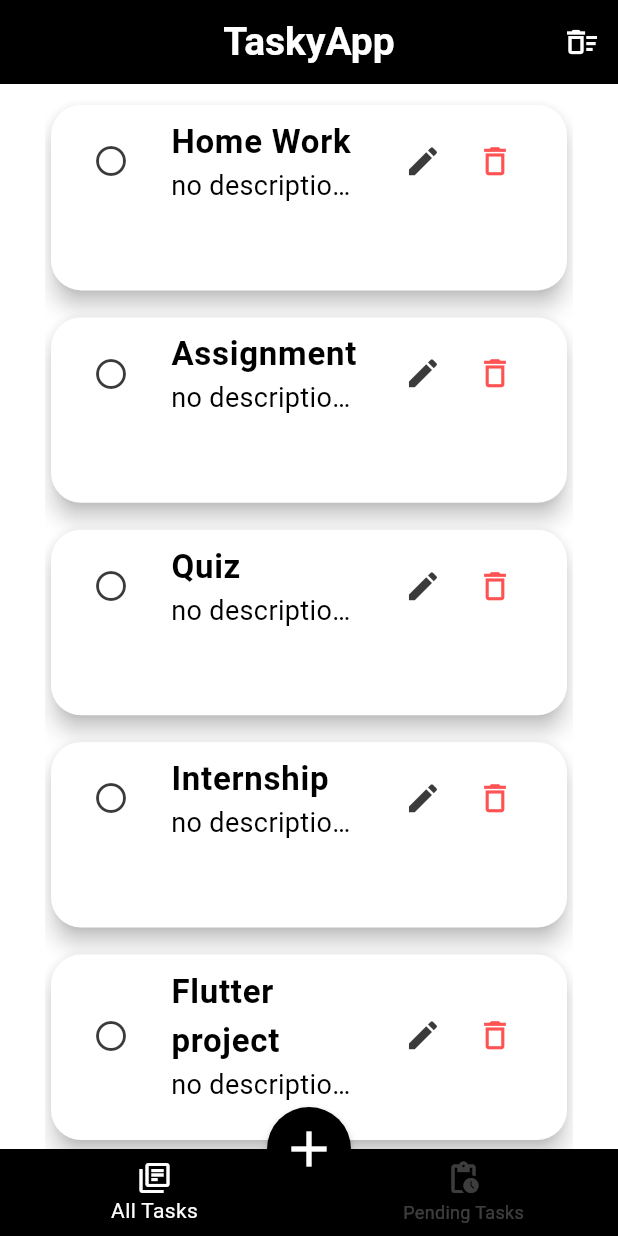
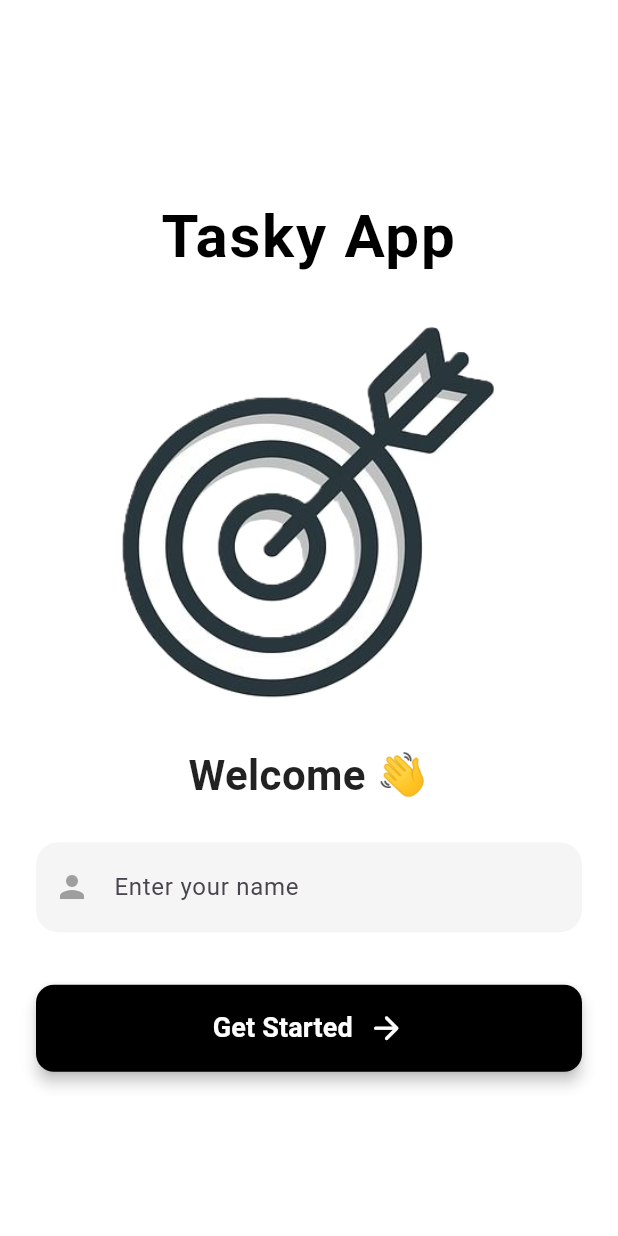
Before and after one commit to klarasameh1/TaskyApp, a Flutter app: the screen it shows after launch, on a phone screen of 412 x 824 dp. Run offline on Flutter 3.47's test engine with Material 3 defaults, Android fonts, the light colour scheme and no system bars.

Commit message:
new page added for welcomming

```diff
--- a/lib/dialogs/TaskDialog.dart
+++ b/lib/dialogs/TaskDialog.dart
@@ -109,7 +109,7 @@ class _TaskDialogState extends State<TaskDialog> {
               onPressed: () {
                 if (nameController.text.trim().isEmpty) {
                   ScaffoldMessenger.of(context).showSnackBar(
-                    const SnackBar(content: Text("Task name is required")),
+                    const SnackBar(content: Text("Task name is required") , duration: Duration(seconds: 5),),
                   );
                   return;
                 }
--- a/lib/main.dart
+++ b/lib/main.dart
@@ -1,3 +1,4 @@
+import 'package:first_app/screens/welcome_page.dart';
 import 'package:flutter/material.dart';
 import 'package:provider/provider.dart';
 import 'providers/TaskProvider.dart';
@@ -22,7 +23,7 @@ class MyApp extends StatelessWidget {
         // fontFamily: 'Outfit',
       ),
       debugShowCheckedModeBanner: false,
-      home: const HomeScreen(),
+      home: const WelcomePage(),
     );
   }
 }
--- a/lib/screens/home_screen.dart
+++ b/lib/screens/home_screen.dart
@@ -6,7 +6,7 @@ import '../dialogs/addDialog.dart';
 import 'allTasks.dart';
 
 class HomeScreen extends StatefulWidget {
-  const HomeScreen({super.key});
+  const HomeScreen({super.key, required String userName});
 
   @override
   State<HomeScreen> createState() => _HomeScreenState();
--- /dev/null
+++ b/lib/screens/welcome_page.dart
@@ -0,0 +1,122 @@
+import 'package:first_app/screens/home_screen.dart';
+import 'package:flutter/material.dart';
+
+class WelcomePage extends StatefulWidget {
+  const WelcomePage({super.key});
+
+  @override
+  State<WelcomePage> createState() => _WelcomePageState();
+}
+
+class _WelcomePageState extends State<WelcomePage> {
+  String userName = '';
+
+  @override
+  Widget build(BuildContext context) {
+    return Scaffold(
+      backgroundColor: Colors.white,
+      body: SafeArea(
+        child: Center(
+          child: SingleChildScrollView(
+            padding: const EdgeInsets.symmetric(horizontal: 24, vertical: 16),
+            child: Column(
+              crossAxisAlignment: CrossAxisAlignment.center,
+              children: [
+                const SizedBox(height: 20),
+
+                /// App Title
+                Text(
+                  "Tasky App",
+                  textAlign: TextAlign.center,
+                  style: TextStyle(
+                    color: Colors.black,
+                    fontWeight: FontWeight.bold,
+                    fontSize: 40,
+                    letterSpacing: 1.2,
+                  ),
+                ),
+
+                const SizedBox(height: 30),
+
+                /// Welcome Image
+                Image.asset(
+                  'assets/welcomePhoto.png',
+                  width: 250,
+                  height: 250,
+                ),
+
+                const SizedBox(height: 30),
+
+                /// Welcome Text
+                const Text(
+                  "Welcome 👋",
+                  textAlign: TextAlign.center,
+                  style: TextStyle(
+                    color: Colors.black87,
+                    fontWeight: FontWeight.w600,
+                    fontSize: 28,
+                  ),
+                ),
+
+                const SizedBox(height: 25),
+
+                /// Input Field
+                TextField(
+                  onChanged: (value) => setState(() => userName = value),
+                  decoration: InputDecoration(
+                    filled: true,
+                    fillColor: Colors.grey.shade100,
+                    hintText: 'Enter your name',
+                    prefixIcon: const Icon(Icons.person, color: Colors.grey),
+                    contentPadding: const EdgeInsets.symmetric(vertical: 18, horizontal: 16),
+                    border: OutlineInputBorder(
+                      borderRadius: BorderRadius.circular(15),
+                      borderSide: BorderSide.none,
+                    ),
+                  ),
+                ),
+
+                const SizedBox(height: 35),
+
+                /// Button
+                SizedBox(
+                  width: double.infinity,
+                  child: ElevatedButton(
+                    style: ElevatedButton.styleFrom(
+                      backgroundColor: Colors.black,
+                      foregroundColor: Colors.white,
+                      padding: const EdgeInsets.symmetric(vertical: 16),
+                      shape: RoundedRectangleBorder(
+                        borderRadius: BorderRadius.circular(12),
+                      ),
+                      elevation: 4,
+                    ),
+                    onPressed: () {
+                      Navigator.push(
+                        context,
+                        MaterialPageRoute<void>(
+                          builder: (context) => HomeScreen(userName: userName),
+                        ),
+                      );
+                    },
+                    child: Row(
+                      mainAxisAlignment: MainAxisAlignment.center,
+                      children: [
+                        const Text(
+                          "Get Started",
+                          style: TextStyle(fontSize: 18, fontWeight: FontWeight.w600),
+                        ),
+                        SizedBox(width: 10,),
+                        const Icon(Icons.arrow_forward_rounded, color: Colors.white , size: 25,),
+                      ],
+                    ),
+                  ),
+                ),
+              ],
+            ),
+          ),
+        ),
+      ),
+    );
+  }
+}
```
Also changed, not shown: assets/img.png (deleted), assets/welcomePhoto.png (added).
